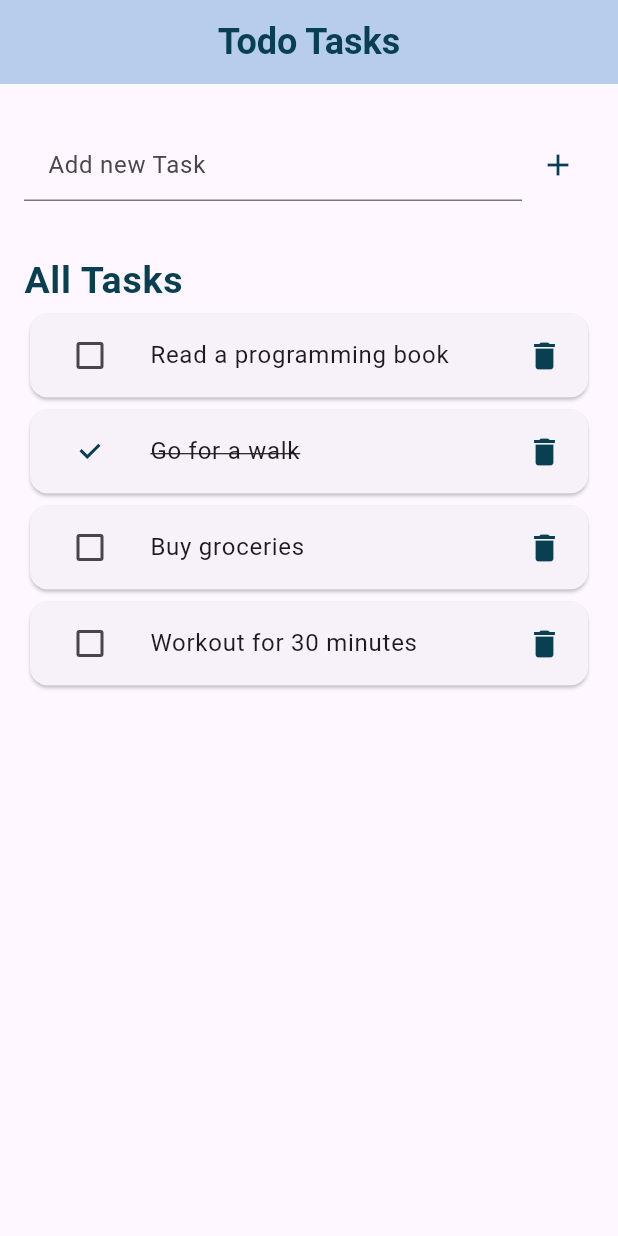
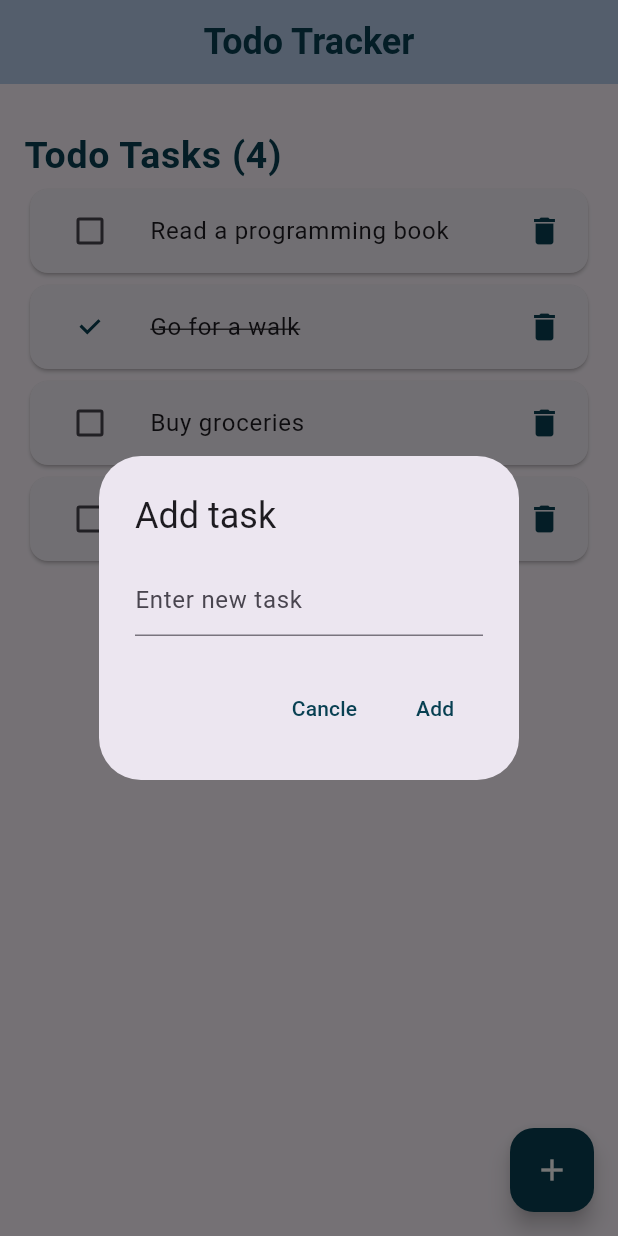
Before and after one commit to waniaJamal11/todo-list-frontend, a Flutter app: the screen it shows after launch, after a tap on the "delete" icon, after a tap on the "add" icon, on a phone screen of 412 x 824 dp. Run offline on Flutter 3.47's test engine with Material 3 defaults, Android fonts, the phone set to English and light mode, and no system bars; our stand-ins replace animated_splash_screen, lottie.

Commit message:
organized code

```diff
--- a/analysis_options.yaml
+++ b/analysis_options.yaml
@@ -7,6 +7,9 @@
 
 # The following line activates a set of recommended lints for Flutter apps,
 # packages, and plugins designed to encourage good coding practices.
+analyzer:
+  errors:
+    sort_child_properties_last: ignore
 include: package:flutter_lints/flutter.yaml
 
 linter:
--- /dev/null
+++ b/lib/constants/constants.dart
@@ -0,0 +1,6 @@
+import 'package:flutter/material.dart';
+
+class ConstantColor {
+  static const Color primary = Color.fromARGB(255, 8, 64, 82);
+  static const Color secondary = Color.fromARGB(255, 196, 224, 245);
+}
--- a/lib/models/task.dart
+++ b/lib/models/task.dart
@@ -18,6 +18,7 @@ class Task {
       Task(id: 3, title: "Go for a walk", done: true),
       Task(id: 4, title: "Buy groceries"),
       Task(id: 5, title: "Workout for 30 minutes"),
+
     ];
   }
 }
--- a/lib/screens/home_screen.dart
+++ b/lib/screens/home_screen.dart
@@ -1,4 +1,7 @@
+// ignore_for_file: sort_child_properties_last, non_constant_identifier_names
+
 import 'package:flutter/material.dart';
+import 'package:todo_list/constants/constants.dart';
 import 'package:todo_list/models/task.dart';
 
 class HomeScreen extends StatefulWidget {
@@ -9,22 +12,23 @@ class HomeScreen extends StatefulWidget {
 }
 
 class _HomeScreenState extends State<HomeScreen> {
-
   final TextEditingController taskController = TextEditingController();
   final List<Task> task = Task.task();
   void addTask() {
-    if(taskController.text.isNotEmpty){
+    if (taskController.text.isNotEmpty) {
       setState(() {
-        task.add(Task(id: task.length+1, title: taskController.text));
+        task.add(Task(id: task.length + 1, title: taskController.text));
         taskController.clear();
       });
     }
   }
-  void deleteTask(int index){
+
+  void deleteTask(int index) {
     setState(() {
       task.removeAt(index);
     });
   }
+
   void doneTask(int index) {
     setState(() {
       task[index].done = !task[index].done;
@@ -36,59 +40,43 @@ class _HomeScreenState extends State<HomeScreen> {
     return Scaffold(
       appBar: AppBar(
         title: Text(
-            'Todo Tasks',
+          'Todo Tracker',
           style: TextStyle(
             fontSize: 24,
             fontWeight: FontWeight.bold,
-              color: Color.fromARGB(255, 8, 64, 82),
           ),
         ),
         centerTitle: true,
         elevation: 10,
-          backgroundColor: Color.fromARGB(255, 196, 224, 245),
+        backgroundColor: ConstantColor.secondary,
+        foregroundColor: ConstantColor.primary,
       ),
       body: Padding(
         padding:
             const EdgeInsets.only(top: 30, bottom: 10, right: 16, left: 16),
         child: Column(children: [
-            Row(
-              children: [
-                Expanded(
-                    child: TextField(
-                  controller: taskController,
-                  decoration: InputDecoration(
-                    hintText: "Add new Task",
-                    focusedBorder: UnderlineInputBorder(
-                      borderSide: BorderSide(
-                          color: Color.fromARGB(255, 8, 64, 82), width: 2.5),
-                    ),
-                    contentPadding: const EdgeInsets.symmetric(
-                        horizontal: 16.0, vertical: 12.0),
-                  ),
-                )),
-                IconButton(
-                    onPressed: addTask,
-                    icon: Icon(
-                      Icons.add,
-                      color: Color.fromARGB(255, 8, 64, 82),
-                    )),
-                SizedBox(height: 10),
-              ],
-            ),
-            SizedBox(height: 35),
           Align(
             alignment: Alignment.centerLeft,
             child: Text(
-                "All Tasks",
+              "Todo Tasks (${task.length})",
               style: TextStyle(
                 fontSize: 25.0,
                 fontWeight: FontWeight.w700,
-                  color: Color.fromARGB(255, 8, 64, 82),
+                color: ConstantColor.primary,
                 letterSpacing: 0.5,
               ),
             ),
           ),
-            Expanded(child: ListView.builder(
+          TaskList(),
+        ]),
+      ),
+      floatingActionButton: FloatingButton(),
+    );
+  }
+
+  Widget TaskList() {
+    return Expanded(
+        child: ListView.builder(
             itemCount: task.length,
             itemBuilder: (context, index) {
               return Card(
@@ -97,7 +85,7 @@ class _HomeScreenState extends State<HomeScreen> {
                     value: task[index].done,
                     onChanged: (value) => doneTask(index),
                     activeColor: Colors.transparent,
-                      checkColor:  Color.fromARGB(255, 8, 64, 82),
+                    checkColor: ConstantColor.primary,
                   ),
                   title: Text(
                     task[index].title,
@@ -107,19 +95,59 @@ class _HomeScreenState extends State<HomeScreen> {
                           : TextDecoration.none,
                     ),
                   ),
-
                   trailing: SizedBox(
                     width: 25,
                     child: IconButton(
-                          icon: const Icon(Icons.delete, color:  Color.fromARGB(255, 8, 64, 82)),
+                      icon: const Icon(Icons.delete,
+                          color: ConstantColor.primary),
                       onPressed: () => deleteTask(index),
                     ),
                   ),
-
                 ),
               );
-            })),
-          ]),
-        ));
+            }));
+  }
+
+  Widget FloatingButton() {
+    return FloatingActionButton(
+      onPressed: () {
+        showDialog(
+            context: context,
+            builder: (context) {
+              return AlertDialog(
+                title: Text("Add task"),
+                content: TextField(
+                  controller: taskController,
+                  decoration: InputDecoration(hintText: "Enter new task"),
+                ),
+                actions: [
+                  TextButton(
+                      onPressed: () {
+                        Navigator.pop(context);
+                      },
+                      child: Text(
+                        "Cancle",
+                        style: TextStyle(color: ConstantColor.primary),
+                      )),
+                  TextButton(
+                      onPressed: () {
+                        addTask();
+                        Navigator.pop(context);
+                      },
+                      child: Text(
+                        "Add",
+                        style: TextStyle(color: ConstantColor.primary),
+                      ))
+                ],
+              );
+            });
+      },
+      backgroundColor: Color.fromARGB(255, 8, 64, 82),
+      child: Icon(
+        Icons.add,
+        color: Colors.white,
+      ),
+      tooltip: "add a new task",
+    );
   }
 }
```
Lines whose indentation alone changed are shown as unchanged.
